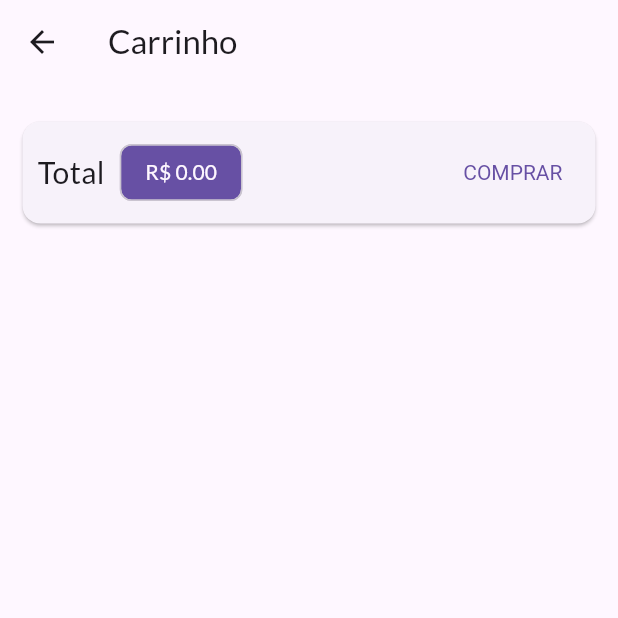
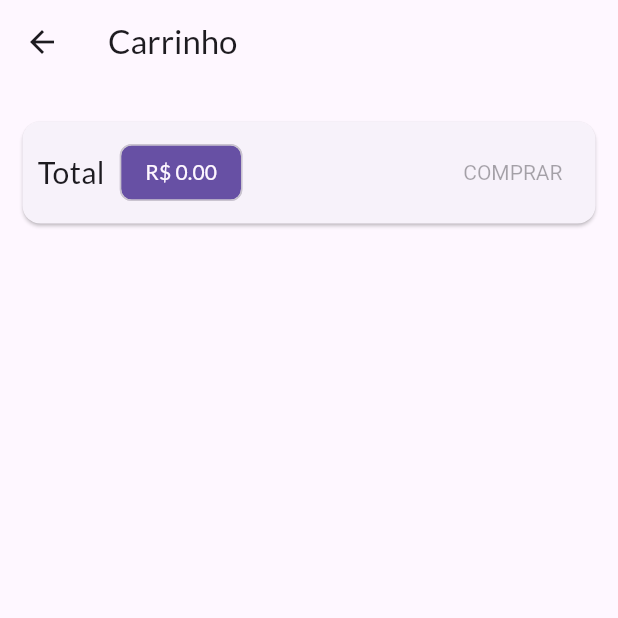
Before and after one commit to victorb132/shop, a Flutter app: the CartScreen screen opened by its route, on a phone screen of 412 x 824 dp, the top half of it. Run offline on Flutter 3.47's test engine with Material 2 defaults, Android fonts, the phone set to English and light mode, and no system bars; network calls fail.

Commit message:
feat/finished-requests

```diff
--- a/lib/screens/cart_screen.dart
+++ b/lib/screens/cart_screen.dart
@@ -48,22 +48,7 @@ class CartScreen extends StatelessWidget {
                     ),
                   ),
                   const Spacer(),
-                  TextButton(
-                    style: TextButton.styleFrom(
-                      textStyle: TextStyle(
-                        color: Theme.of(context).primaryColor,
-                      ),
-                    ),
-                    onPressed: () {
-                      Provider.of<OrderList>(
-                        context,
-                        listen: false,
-                      ).addOrder(cart);
-
-                      cart.clear();
-                    },
-                    child: const Text('COMPRAR'),
-                  ),
+                  CartButton(cart: cart),
                 ],
               ),
             ),
@@ -81,3 +66,45 @@ class CartScreen extends StatelessWidget {
     );
   }
 }
+
+class CartButton extends StatefulWidget {
+  const CartButton({
+    super.key,
+    required this.cart,
+  });
+
+  final Cart cart;
+
+  @override
+  State<CartButton> createState() => _CartButtonState();
+}
+
+class _CartButtonState extends State<CartButton> {
+  bool _isLoading = false;
+
+  @override
+  Widget build(BuildContext context) {
+    return _isLoading
+        ? const CircularProgressIndicator()
+        : TextButton(
+            style: TextButton.styleFrom(
+              textStyle: TextStyle(
+                color: Theme.of(context).primaryColor,
+              ),
+            ),
+            onPressed: widget.cart.itemsCount == 0
+                ? null
+                : () async {
+                    setState(() => _isLoading = true);
+                    await Provider.of<OrderList>(
+                      context,
+                      listen: false,
+                    ).addOrder(widget.cart);
+
+                    widget.cart.clear();
+                    setState(() => _isLoading = false);
+                  },
+            child: const Text('COMPRAR'),
+          );
+  }
+}
--- a/lib/utils/constants.dart
+++ b/lib/utils/constants.dart
@@ -1,4 +1,6 @@
 class Constants {
   static const productBaseUrl =
       'https://shop-victor-default-rtdb.firebaseio.com/products';
+  static const orderBaseUrl =
+      'https://shop-victor-default-rtdb.firebaseio.com/orders';
 }
```
Also changed, not shown: lib/models/order_list.dart (+56 -4 lines), lib/models/orders_screen.dart (+23 -5 lines).
